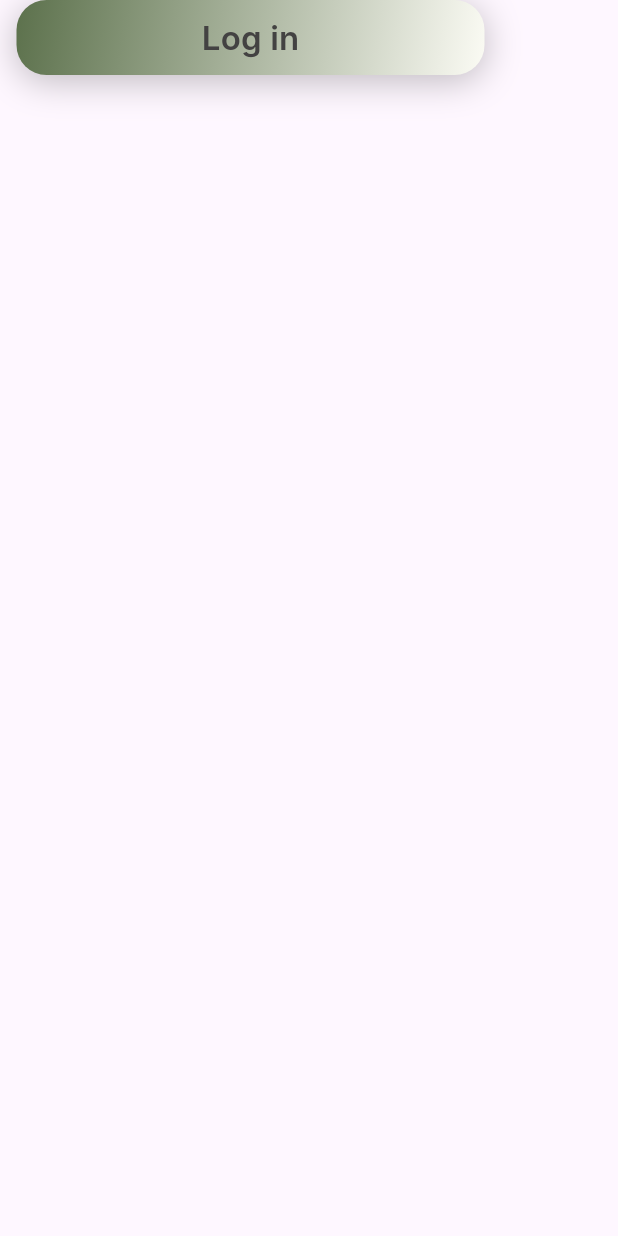
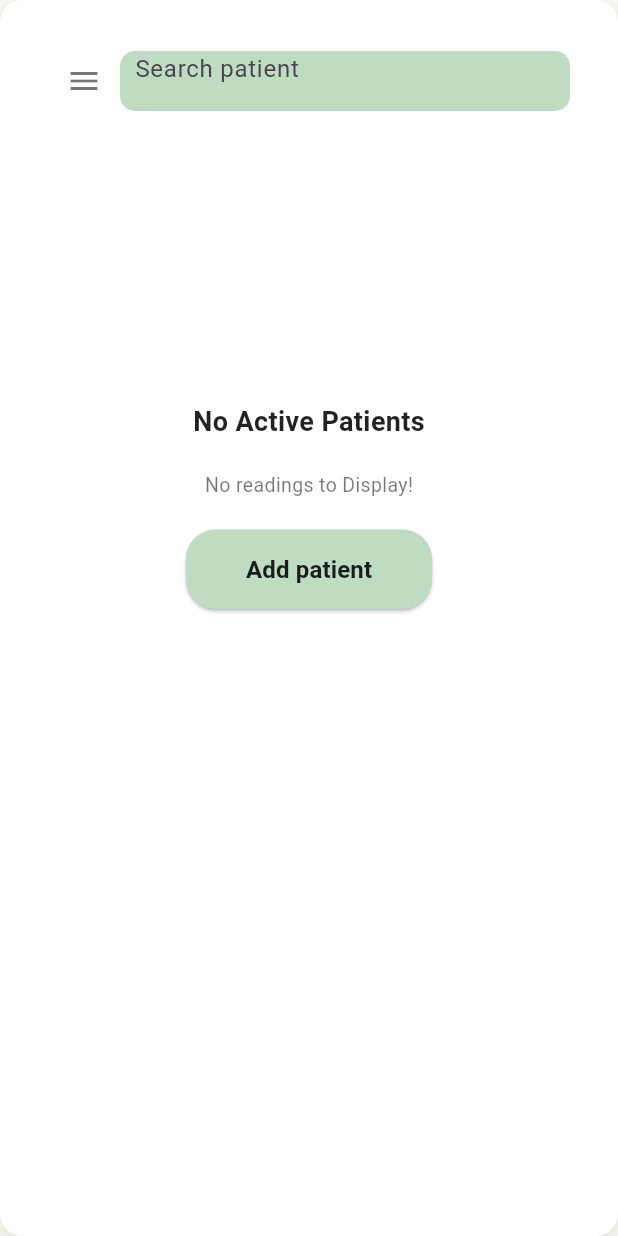
Before and after one commit to hibasiddiqui6/VitalSense, a Flutter app: the LoginButton widget shown alone on an empty page, opened directly, after a tap on "Log in", on a phone screen of 412 x 824 dp. Run offline on Flutter 3.47's test engine with Material 3 defaults, Android fonts, the phone set to English and light mode, and no system bars; our stand-ins replace shared_preferences; accounts and stored records are empty; Roboto replaces fonts that are missing (Inter).

Commit message:
search_add_patient done, all page responsive but search ka design sahi nhi lg rha

```diff
--- a/lib/login_specialist.dart
+++ b/lib/login_specialist.dart
@@ -3,6 +3,7 @@ import 'package:vitalsense/register_specialist.dart';
 
 import 'package:flutter/material.dart';
 import 'register_specialist.dart'; // Import the registration page
+import 'search_add_patient.dart';
 
 class SpecialistLogin extends StatelessWidget {
   const SpecialistLogin({Key? key}) : super(key: key);
@@ -212,7 +213,13 @@ class LoginButton extends StatelessWidget {
           ],
         ),
         child: ElevatedButton(
-          onPressed: () {},
+          onPressed: () {
+            // On button press, navigate to the search_add_patient.dart screen
+            Navigator.push(
+              context,
+              MaterialPageRoute(builder: (context) => const NoActivePatientsScreen()),
+            );
+          },
           style: ElevatedButton.styleFrom(
             backgroundColor: Colors.transparent,
             elevation: 0,
--- a/lib/register_patient.dart
+++ b/lib/register_patient.dart
@@ -1,4 +1,6 @@
 import 'package:flutter/material.dart';
+import 'dart:async'; // For delayed navigation
+import 'shirt_connection.dart'; // Import the page where you want to navigate after registration
 
 class PatientRegister extends StatefulWidget {
   const PatientRegister({Key? key}) : super(key: key);
@@ -20,8 +22,10 @@ class _PatientRegisterState extends State<PatientRegister> {
   bool obscureConfirmPassword = true;
 
   final _formKey = GlobalKey<FormState>(); // For form validation
+  final GlobalKey _genderKey = GlobalKey(); // Key for the gender field to get its position
 
-  final GlobalKey _genderKey = GlobalKey(); // Key for the gender field to get its position
+  // A list to store the user details
+  List<String> userDetails = [];
 
   @override
   Widget build(BuildContext context) {
@@ -144,8 +148,26 @@ class _PatientRegisterState extends State<PatientRegister> {
                         ),
                         onPressed: () {
                           if (_formKey.currentState!.validate()) {
-                            // Handle registration logic here
-                            print('Registration successful');
+                            // Store the user input in the list
+                            userDetails.add(fullName);
+                            userDetails.add(email);
+                            userDetails.add(password);
+                            userDetails.add(gender);
+                            userDetails.add(age);
+
+                            // Print user details to the console (for debugging purposes)
+                            print('User Details: $userDetails');
+
+                            // Delay navigation by 3 seconds
+                            Future.delayed(const Duration(seconds: 3), () {
+                              // Navigate to the shirt_connection.dart page
+                              Navigator.push(
+                                context,
+                                MaterialPageRoute(
+                                  builder: (context) => SmartShirtScreen(),
+                                ),
+                              );
+                            });
                           }
                         },
                         child: const Text(
--- /dev/null
+++ b/lib/search_add_patient.dart
@@ -0,0 +1,174 @@
+import 'package:flutter/material.dart';
+
+void main() {
+  runApp(const MyApp());
+}
+
+class MyApp extends StatelessWidget {
+  const MyApp({Key? key}) : super(key: key);
+
+  @override
+  Widget build(BuildContext context) {
+    return MaterialApp(
+      debugShowCheckedModeBanner: false,
+      home: const NoActivePatientsScreen(),
+    );
+  }
+}
+
+class NoActivePatientsScreen extends StatefulWidget {
+  const NoActivePatientsScreen({Key? key}) : super(key: key);
+
+  @override
+  _NoActivePatientsScreenState createState() =>
+      _NoActivePatientsScreenState();
+}
+
+class _NoActivePatientsScreenState extends State<NoActivePatientsScreen> {
+  final FocusNode _focusNode = FocusNode();  // Create a FocusNode for the TextField
+  bool _isFocused = false; // Track whether the TextField is focused
+
+  @override
+  void initState() {
+    super.initState();
+    // Add a listener to track the focus state of the TextField
+    _focusNode.addListener(() {
+      setState(() {
+        _isFocused = _focusNode.hasFocus;
+      });
+    });
+  }
+
+  @override
+  void dispose() {
+    _focusNode.dispose(); // Dispose the FocusNode when the widget is disposed
+    super.dispose();
+  }
+
+  @override
+  Widget build(BuildContext context) {
+    // Get the height of the screen
+    double screenHeight = MediaQuery.of(context).size.height;
+
+    return Scaffold(
+      backgroundColor: const Color(0xFFF9F9F3), // Light background color
+      body: Center(
+        child: Container(
+          width: 412, // Fixed width for the center frame
+          height: screenHeight, // Adjust height to screen size (subtract appbar height)
+          padding: const EdgeInsets.symmetric(horizontal: 16.0, vertical: 20.0), // Padding inside the frame
+          decoration: BoxDecoration(
+            color: Colors.white, // Background color of the frame
+            borderRadius: BorderRadius.circular(15), // Rounded corners for the frame
+            boxShadow: [
+              BoxShadow(
+                color: Colors.black.withOpacity(0.1),
+                blurRadius: 10,
+                offset: const Offset(0, 4),
+              ),
+            ],
+          ),
+          child: Column(
+            crossAxisAlignment: CrossAxisAlignment.center, // Center content horizontally
+            children: [
+              // Custom AppBar inside the frame
+              Container(
+                padding: const EdgeInsets.symmetric(horizontal: 16.0, vertical: 10.0),
+                child: Row(
+                  children: [
+                    IconButton(
+                      icon: const Icon(Icons.menu, color: Colors.black54),
+                      onPressed: () {
+                        // Add functionality for side menu
+                      },
+                    ),
+                    Expanded(
+                      child: Container(
+                        height: 40,
+                        decoration: BoxDecoration(
+                          color: const Color(0xFFBFDCC3),
+                          borderRadius: BorderRadius.circular(10),
+                        ),
+                        child: Row(
+                          children: [
+                            Expanded(
+                              child: Container(
+                                margin: const EdgeInsets.fromLTRB(10, 3, 0, 15),
+                                child: TextField(
+                                  focusNode: _focusNode, // Attach the FocusNode
+                                  decoration: const InputDecoration(
+                                    hintText: 'Search patient',
+                                    border: InputBorder.none,
+                                  ),
+                                  style: const TextStyle(fontSize: 16),
+                                ),
+                              ),
+                            ),
+                            // Show the search icon only when the TextField is focused
+                            if (_isFocused)
+                              IconButton(
+                                icon: const Icon(Icons.search, color: Colors.black54),
+                                onPressed: () {
+                                  // Add search functionality
+                                },
+                              ),
+                          ],
+                        ),
+                      ),
+                    ),
+                  ],
+                ),
+              ),
+              const SizedBox(height: 30),
+              // Main content below the AppBar, centered inside the frame
+              Container(
+                margin: const EdgeInsets.fromLTRB(0, 150, 0, 0), // Add margin to the text
+                child: const Text(
+                  'No Active Patients',
+                  style: TextStyle(
+                    fontSize: 18,
+                    fontWeight: FontWeight.bold,
+                    color: Colors.black87,
+                  ),
+                ),
+              ),
+              Container(
+                margin: const EdgeInsets.only(top: 20), // Add margin to the text
+                child: const Text(
+                  'No readings to Display!',
+                  style: TextStyle(
+                    fontSize: 13,
+                    color: Colors.black54,
+                  ),
+                ),
+              ),
+              Container(
+                margin: const EdgeInsets.only(top: 20), // Add margin to the button
+                child: ElevatedButton(
+                  style: ElevatedButton.styleFrom(
+                    backgroundColor: const Color(0xFFBFDCC3),
+                    padding: const EdgeInsets.symmetric(horizontal: 40, vertical: 15),
+                    shape: RoundedRectangleBorder(
+                      borderRadius: BorderRadius.circular(20),
+                    ),
+                  ),
+                  onPressed: () {
+                    // Add patient button action here
+                  },
+                  child: const Text(
+                    'Add patient',
+                    style: TextStyle(
+                      color: Colors.black87,
+                      fontSize: 16,
+                      fontWeight: FontWeight.bold,
+                    ),
+                  ),
+                ),
+              ),
+            ],
+          ),
+        ),
+      ),
+    );
+  }
+}
--- a/pubspec.yaml
+++ b/pubspec.yaml
@@ -30,6 +30,7 @@ environment:
 dependencies:
   flutter:
     sdk: flutter
+  shared_preferences: ^2.0.15
 
 
   # The following adds the Cupertino Icons font to your application.
```
Also changed, not shown: lib/register_specialist.dart (+115 -71 lines), pubspec.lock, 1 other file.
